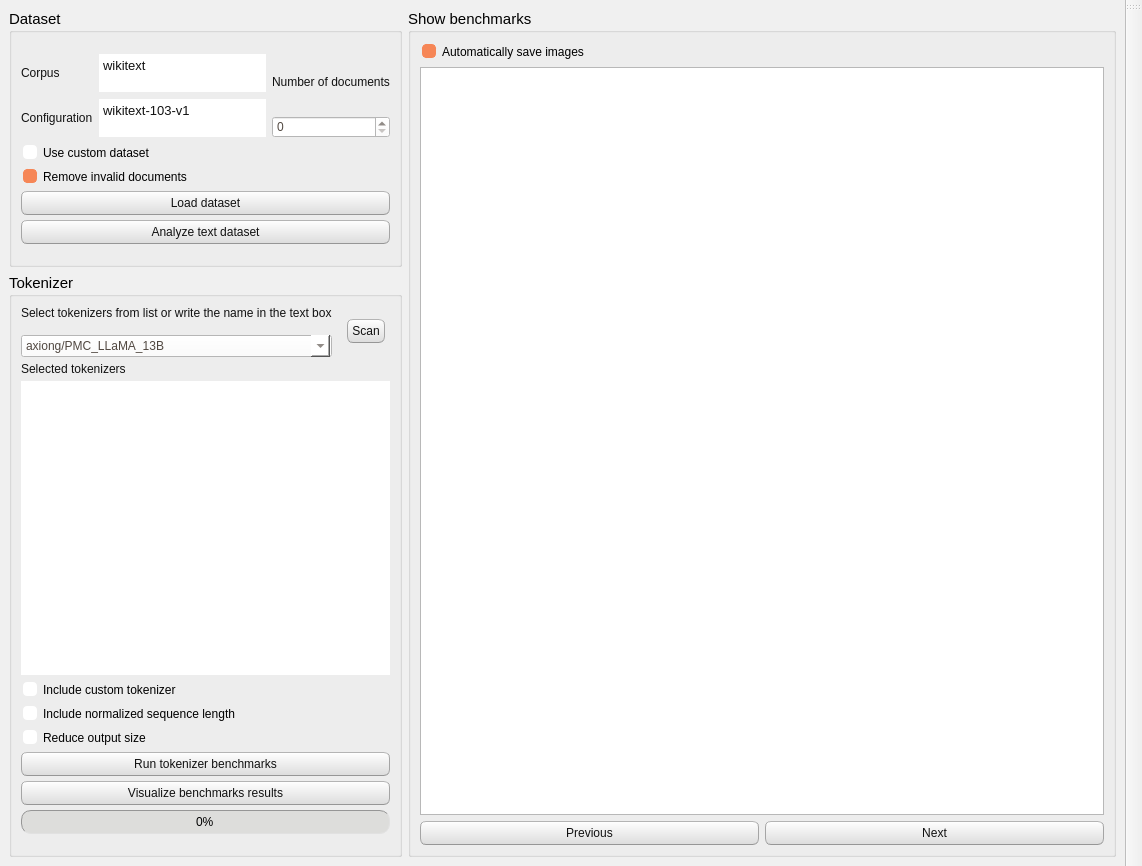
First picture: the form in TokenBenchy/commons/interface/layout/window_layout.ui, repository CTCycle/TKBEN-tokenizers-benchmarker, before the edit.
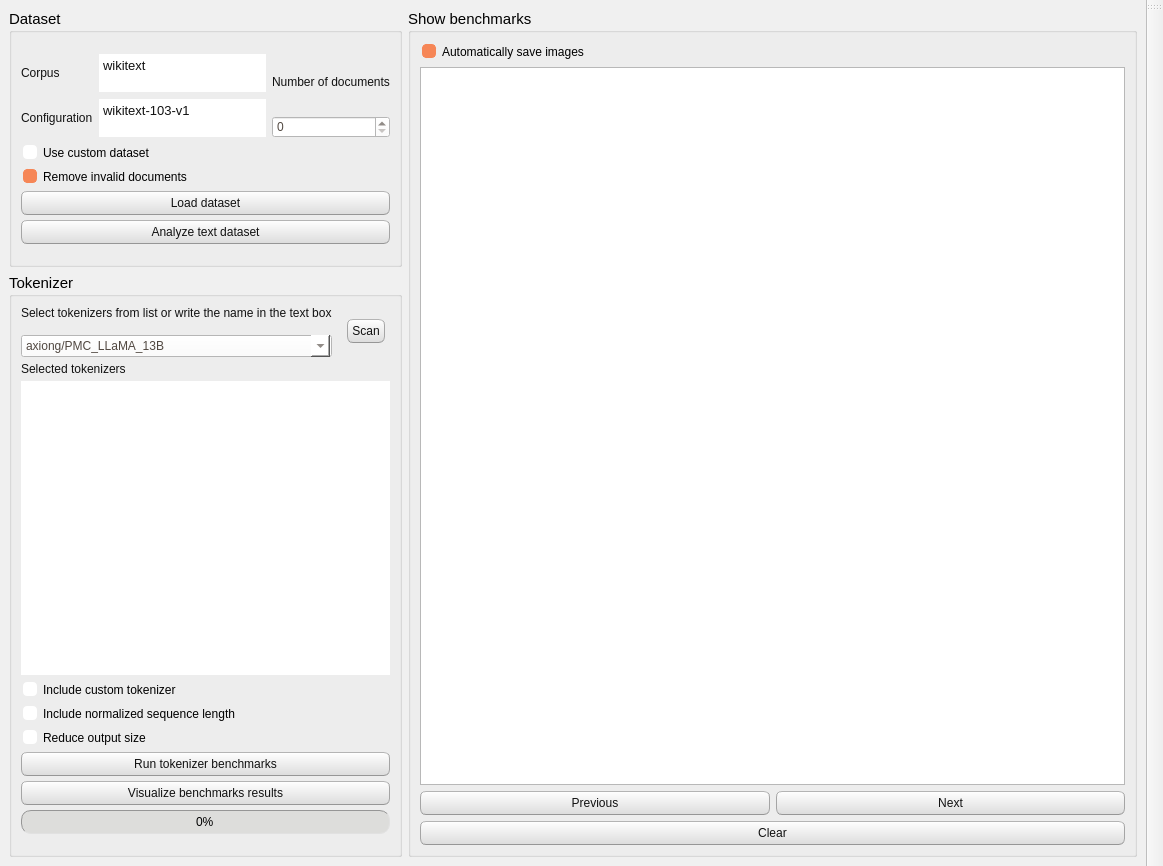
Second picture: the form after the edit.

Commit message: added clear images button, fixed issues with pixelated images, improved methods for generating images and savcing vocabularies

What changed in the file:
```diff
--- a/TokenBenchy/commons/interface/layout/window_layout.ui
+++ b/TokenBenchy/commons/interface/layout/window_layout.ui
@@ -6,7 +6,7 @@
    <rect>
     <x>0</x>
     <y>0</y>
-    <width>1142</width>
+    <width>1163</width>
     <height>866</height>
    </rect>
   </property>
@@ -854,6 +854,13 @@
              </item>
             </layout>
            </item>
+           <item>
+            <widget class="QPushButton" name="clearImg">
+             <property name="text">
+              <string>Clear</string>
+             </property>
+            </widget>
+           </item>
           </layout>
          </item>
         </layout>
```
Left out of the diff: 2 changed lines with no effect on the pictures. The commit also changes 5 other files.
